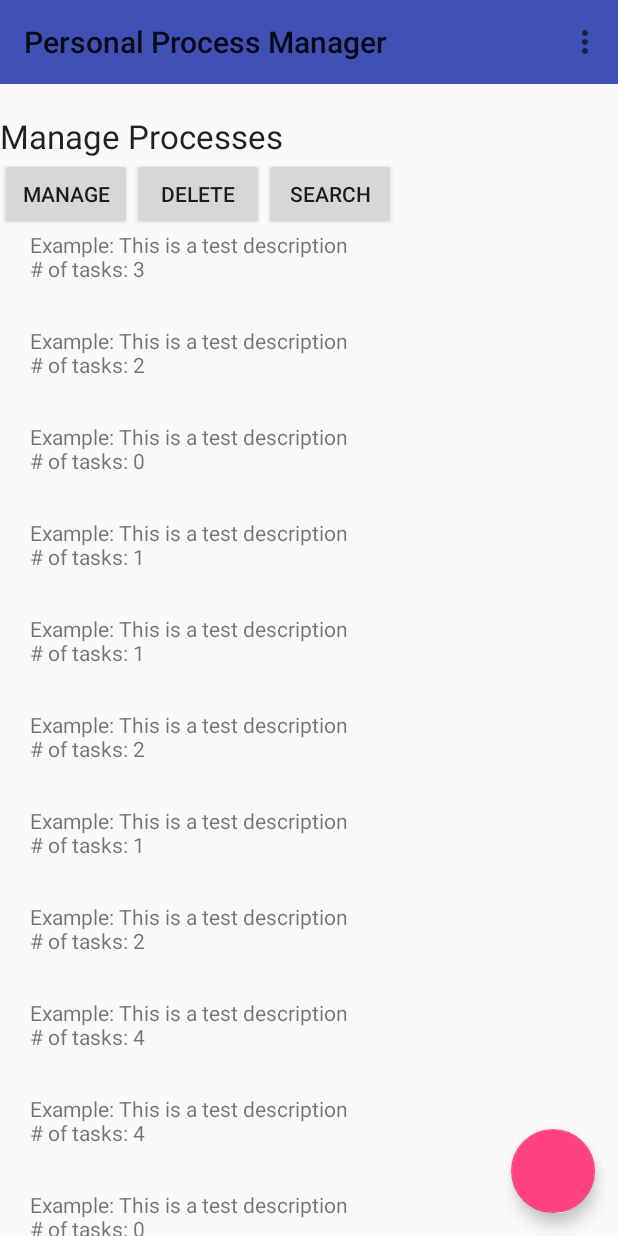
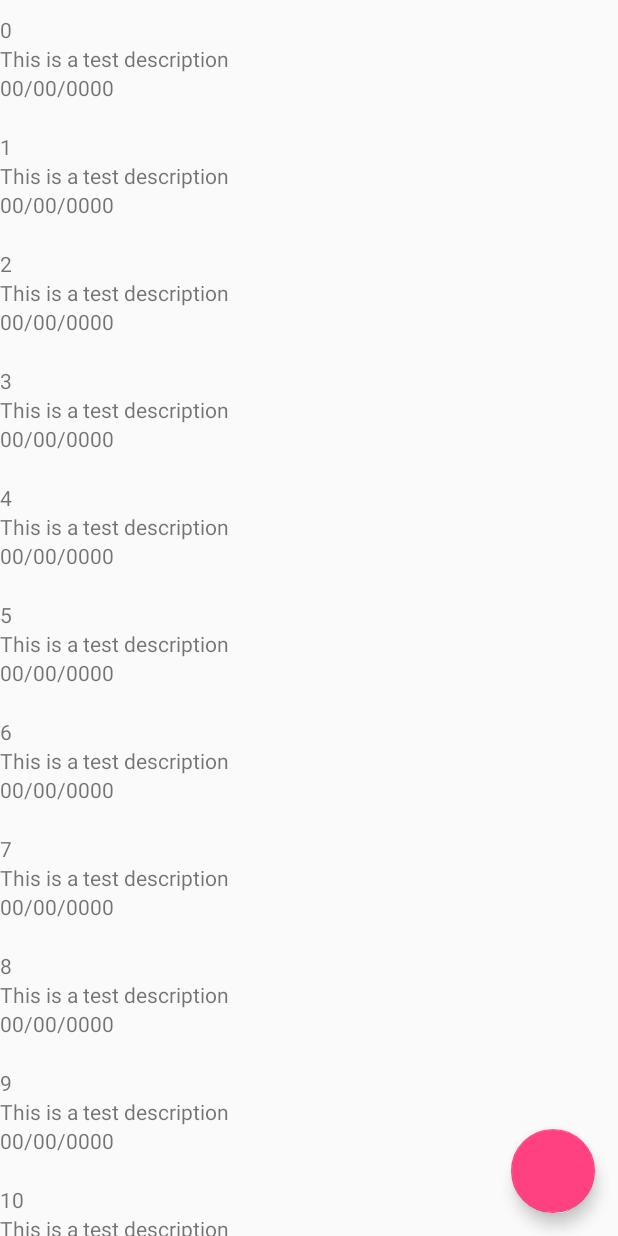
Before and after one commit to MaelstromDrift/ppm, an Android app: the screen it shows after launch (MainActivity), after a tap on an icon or button, on a phone screen of 412 x 824 dp. Run offline under Robolectric (Android 15) with nearby library versions, the phone set to English and light mode, and no system bars.

Commit message:
Changed the ScrollView to a RecyclerView

```diff
--- a/app/build.gradle
+++ b/app/build.gradle
@@ -27,4 +27,7 @@ dependencies {
     compile 'com.android.support:appcompat-v7:25.1.0'
     compile 'com.android.support:design:25.1.0'
     testCompile 'junit:junit:4.12'
+
+    compile 'com.android.support.constraint:constraint-layout:1.0.0-beta5'
+    compile 'com.android.support:recyclerview-v7:25.1.1'
 }
--- a/app/src/main/AndroidManifest.xml
+++ b/app/src/main/AndroidManifest.xml
@@ -18,10 +18,6 @@
                 <category android:name="android.intent.category.LAUNCHER" />
             </intent-filter>
         </activity>
-        <activity
-            android:name=".Main2Activity"
-            android:label="@string/title_activity_main2"
-            android:theme="@style/AppTheme.NoActionBar"></activity>
     </application>
 
 </manifest>
--- a/app/src/main/java/edu/txstate/mjg/ppm/Main2Activity.java
+++ /dev/null
@@ -1,29 +0,0 @@
-package edu.txstate.mjg.ppm;
-
-import android.os.Bundle;
-import android.support.design.widget.FloatingActionButton;
-import android.support.design.widget.Snackbar;
-import android.support.v7.app.AppCompatActivity;
-import android.support.v7.widget.Toolbar;
-import android.view.View;
-
-public class Main2Activity extends AppCompatActivity {
-
-    @Override
-    protected void onCreate(Bundle savedInstanceState) {
-        super.onCreate(savedInstanceState);
-        setContentView(R.layout.activity_main2);
-        Toolbar toolbar = (Toolbar) findViewById(R.id.toolbar);
-        setSupportActionBar(toolbar);
-
-        FloatingActionButton fab = (FloatingActionButton) findViewById(R.id.fab);
-        fab.setOnClickListener(new View.OnClickListener() {
-            @Override
-            public void onClick(View view) {
-                Snackbar.make(view, "Replace with your own action", Snackbar.LENGTH_LONG)
-                        .setAction("Action", null).show();
-            }
-        });
-    }
-
-}
--- a/app/src/main/java/edu/txstate/mjg/ppm/MainActivity.java
+++ b/app/src/main/java/edu/txstate/mjg/ppm/MainActivity.java
@@ -3,6 +3,8 @@ package edu.txstate.mjg.ppm;
 import android.os.Bundle;
 import android.support.design.widget.FloatingActionButton;
 import android.support.v7.app.AppCompatActivity;
+import android.support.v7.widget.LinearLayoutManager;
+import android.support.v7.widget.RecyclerView;
 import android.support.v7.widget.Toolbar;
 import android.view.View;
 import android.view.Menu;
@@ -12,6 +14,7 @@ import android.widget.TextView;
 import java.util.ArrayList;
 import java.util.Random;
 
+import edu.txstate.mjg.ppm.activities.ProcessListAdapter;
 import edu.txstate.mjg.ppm.core.Process;
 import edu.txstate.mjg.ppm.core.Task;
 
@@ -23,21 +26,30 @@ public class MainActivity extends AppCompatActivity {
     protected void onCreate(Bundle savedInstanceState) {
         super.onCreate(savedInstanceState);
         setContentView(R.layout.activity_main);
-        processList = new ArrayList<Process>();
-        processTextView = (TextView) findViewById(R.id.processList);
+
+        processList = new ArrayList<>();
+        final RecyclerView processRecylcer = (RecyclerView) findViewById(R.id.recycler_view);
 
         createDummyData(5);
-        populateTextView();
-        Toolbar toolbar = (Toolbar) findViewById(R.id.toolbar);
-        setSupportActionBar(toolbar);
+        ProcessListAdapter processListAdapter = new ProcessListAdapter(this, processList);
+
+       // processTextView = (TextView) findViewById(R.id.processList);
+
+        processRecylcer.setAdapter(processListAdapter);
+        processRecylcer.setLayoutManager(new LinearLayoutManager(this));
+//        populateTextView();
+        //Toolbar toolbar = (Toolbar) findViewById(R.id.toolbar);
+       // setSupportActionBar(toolbar);
 
         FloatingActionButton fab = (FloatingActionButton) findViewById(R.id.fab);
         fab.setOnClickListener(new View.OnClickListener() {
             @Override
             public void onClick(View view) {
                 processList.add(new Process());
-                populateTextView();
-                StringBuilder builder = new StringBuilder();
+                //populateTextView();
+               // StringBuilder builder = new StringBuilder();
+                processList.get(processList.size()-1).setTitle(Integer.toString(processList.size()-1));
+                processRecylcer.getAdapter().notifyDataSetChanged();
             }
         });
     }
@@ -61,6 +73,7 @@ public class MainActivity extends AppCompatActivity {
             for(int j = 0; j < rand.nextInt(10); j++) {
                 temp_process.addTask(new Task());
             }
+            temp_process.setTitle(Integer.toString(i));
             processList.add(temp_process);
         }
     }
--- /dev/null
+++ b/app/src/main/java/edu/txstate/mjg/ppm/activities/ProcessListAdapter.java
@@ -0,0 +1,67 @@
+package edu.txstate.mjg.ppm.activities;
+
+import android.content.Context;
+import android.support.v7.widget.RecyclerView;
+import android.view.LayoutInflater;
+import android.view.View;
+import android.view.ViewGroup;
+import android.widget.TextView;
+
+import java.util.List;
+
+import edu.txstate.mjg.ppm.R;
+import edu.txstate.mjg.ppm.core.Process;
+
+public class ProcessListAdapter extends RecyclerView.Adapter<ProcessListAdapter.ViewHolder> {
+
+    List<Process> mProcesses;
+
+    private Context mContext;
+
+    public ProcessListAdapter(Context context, List<Process> processList) {
+        mContext = context;
+        mProcesses = processList;
+    }
+
+    @Override
+    public ProcessListAdapter.ViewHolder onCreateViewHolder(ViewGroup parent, int viewType) {
+        Context context = parent.getContext();
+        LayoutInflater inflater = LayoutInflater.from(context);
+
+        View processView = inflater.inflate(R.layout.process_item, parent, false);
+        ViewHolder viewHolder = new ViewHolder(processView);
+        return viewHolder;
+    }
+
+    @Override
+    public void onBindViewHolder(ProcessListAdapter.ViewHolder viewHolder, int position) {
+        Process process = mProcesses.get(position);
+
+        TextView nameTextView = viewHolder.processTitle;
+        nameTextView.setText(process.getTitle());
+
+        TextView descriptionTextView = viewHolder.processDescription;
+
+        descriptionTextView.setText(process.getDescription());
+    }
+
+    @Override
+    public int getItemCount() {
+        return mProcesses.size();
+    }
+
+
+    public static class ViewHolder extends RecyclerView.ViewHolder {
+        public TextView processTitle;
+        public TextView processDescription;
+        public TextView startDate;
+
+        public ViewHolder(View itemView) {
+            super(itemView);
+
+            processTitle = (TextView) itemView.findViewById(R.id.processTitle);
+            processDescription = (TextView) itemView.findViewById(R.id.processDescription);
+            startDate = (TextView) itemView.findViewById(R.id.startDate);
+        }
+    }
+}
--- a/app/src/main/java/edu/txstate/mjg/ppm/core/Process.java
+++ b/app/src/main/java/edu/txstate/mjg/ppm/core/Process.java
@@ -73,4 +73,5 @@ public class Process {
     }
 
     public void setCategory(Categories category) { this.category = category; }
+    public void setTitle(String title) { this.title = title; }
 }
--- a/app/src/main/res/layout/activity_main.xml
+++ b/app/src/main/res/layout/activity_main.xml
@@ -1,32 +1,35 @@
 <?xml version="1.0" encoding="utf-8"?>
-<android.support.design.widget.CoordinatorLayout
+<android.support.constraint.ConstraintLayout
     xmlns:android="http://schemas.android.com/apk/res/android"
     xmlns:app="http://schemas.android.com/apk/res-auto"
     xmlns:tools="http://schemas.android.com/tools"
-    android:layout_width="match_parent"
-    android:layout_height="wrap_content"
+
     android:orientation="vertical"
     android:fitsSystemWindows="true"
     tools:context=".MainActivity"
-    tools.showIn="@layout/content_main">
-    <android.support.v7.widget.Toolbar
-        android:id="@+id/toolbar"
-        android:layout_width="match_parent"
-        android:layout_height="match_parent"
-        android:background="?attr/colorPrimary"
-        android:title="@string/app_name"/>
+    android:layout_width="match_parent"
+    android:layout_height="match_parent">
 
-    <include layout="@layout/content_main" />
+    <android.support.v7.widget.RecyclerView
+        android:layout_width="0dp"
+        android:layout_height="0dp"
+        android:id="@+id/recycler_view"
+        app:layout_constraintLeft_toLeftOf="parent"
+        app:layout_constraintRight_toRightOf="parent"
+        app:layout_constraintTop_toTopOf="parent"
+        app:layout_constraintBottom_toBottomOf="parent"/>
 
     <android.support.design.widget.FloatingActionButton
 
-        android:layout_width="match_parent"
-        android:layout_height="match_parent"
+        android:layout_width="wrap_content"
+        android:layout_height="wrap_content"
         app:fabSize="normal"
         android:id="@+id/fab"
         android:layout_margin="15dp"
-        app:layout_anchor="@id/processList"
-        app:layout_anchorGravity="bottom|right|end"
+
+        app:layout_constraintRight_toRightOf="parent"
+        app:layout_constraintBottom_toBottomOf="parent"
+
         />
 
-</android.support.design.widget.CoordinatorLayout>
+</android.support.constraint.ConstraintLayout>
--- a/app/src/main/res/layout/activity_main2.xml
+++ /dev/null
@@ -1,34 +0,0 @@
-<?xml version="1.0" encoding="utf-8"?>
-<android.support.design.widget.CoordinatorLayout xmlns:android="http://schemas.android.com/apk/res/android"
-    xmlns:app="http://schemas.android.com/apk/res-auto"
-    xmlns:tools="http://schemas.android.com/tools"
-    android:layout_width="match_parent"
-    android:layout_height="match_parent"
-    android:fitsSystemWindows="true"
-    tools:context="edu.txstate.mjg.ppm.Main2Activity">
-
-    <android.support.design.widget.AppBarLayout
-        android:layout_width="match_parent"
-        android:layout_height="wrap_content"
-        android:theme="@style/AppTheme.AppBarOverlay">
-
-        <android.support.v7.widget.Toolbar
-            android:id="@+id/toolbar"
-            android:layout_width="match_parent"
-            android:layout_height="?attr/actionBarSize"
-            android:background="?attr/colorPrimary"
-            app:popupTheme="@style/AppTheme.PopupOverlay" />
-
-    </android.support.design.widget.AppBarLayout>
-
-    <include layout="@layout/content_main2" />
-
-    <android.support.design.widget.FloatingActionButton
-        android:id="@+id/fab"
-        android:layout_width="wrap_content"
-        android:layout_height="wrap_content"
-        android:layout_gravity="bottom|end"
-        android:layout_margin="@dimen/fab_margin"
-        app:srcCompat="@android:drawable/ic_dialog_email" />
-
-</android.support.design.widget.CoordinatorLayout>
--- a/app/src/main/res/layout/content_main.xml
+++ /dev/null
@@ -1,67 +0,0 @@
-<?xml version="1.0" encoding="utf-8"?>
-<RelativeLayout xmlns:android="http://schemas.android.com/apk/res/android"
-    xmlns:app="http://schemas.android.com/apk/res-auto"
-    xmlns:tools="http://schemas.android.com/tools"
-    android:id="@+id/content_main"
-    android:layout_width="match_parent"
-    android:layout_height="match_parent"
-    app:layout_behavior="@string/appbar_scrolling_view_behavior"
-    tools:context="edu.txstate.mjg.ppm.MainActivity"
-    tools:showIn="@layout/activity_main"
-    >
-
-    <TextView
-        android:id="@+id/textView1"
-        android:layout_width="wrap_content"
-        android:layout_height="wrap_content"
-        android:text="@string/manage_processes"
-        android:fitsSystemWindows="true"
-        android:textAppearance="?android:attr/textAppearanceLarge"
-        android:layout_marginTop="76dp"
-        android:layout_alignParentTop="true"
-        android:layout_alignParentStart="true" />
-
-    <LinearLayout
-        android:layout_width="match_parent"
-        android:layout_height="wrap_content"
-        android:orientation="horizontal"
-        android:id="@+id/linearLayout"
-        android:layout_below="@+id/textView1"
-        android:layout_alignParentStart="true">
-        <Button
-            android:id="@+id/Manage"
-            android:layout_width="wrap_content"
-            android:layout_height="wrap_content"
-            android:onClick="manageProcessOnClickHandler"
-            android:text="@string/manage" />
-        <Button
-            android:id="@+id/Delete"
-            android:layout_width="wrap_content"
-            android:layout_height="wrap_content"
-            android:onClick="deleteProcessOnClickHandler"
-            android:text="@string/delete" />>
-        <Button
-            android:id="@+id/Search"
-            android:layout_width="wrap_content"
-            android:layout_height="wrap_content"
-            android:onClick="searchProcessOnClickHandler"
-            android:text="@string/search" />
-    </LinearLayout>
-
-    <android.support.v4.widget.NestedScrollView
-        app:layout_behavior="@string/appbar_scrolling_view_behavior"
-        android:layout_width="match_parent"
-        android:layout_height="match_parent"
-        android:fitsSystemWindows="true"
-        android:layout_below="@+id/linearLayout"
-        android:layout_alignParentStart="true">
-
-        <TextView
-            android:id="@+id/processList"
-            android:layout_width="match_parent"
-            android:layout_height="match_parent"
-            android:layout_marginLeft="20dp"
-            android:text="default"/>
-    </android.support.v4.widget.NestedScrollView>
-
-</RelativeLayout>
--- a/app/src/main/res/layout/content_main2.xml
+++ /dev/null
@@ -1,16 +0,0 @@
-<?xml version="1.0" encoding="utf-8"?>
-<RelativeLayout xmlns:android="http://schemas.android.com/apk/res/android"
-    xmlns:app="http://schemas.android.com/apk/res-auto"
-    xmlns:tools="http://schemas.android.com/tools"
-    android:id="@+id/content_main2"
-    android:layout_width="match_parent"
-    android:layout_height="match_parent"
-    android:paddingBottom="@dimen/activity_vertical_margin"
-    android:paddingLeft="@dimen/activity_horizontal_margin"
-    android:paddingRight="@dimen/activity_horizontal_margin"
-    android:paddingTop="@dimen/activity_vertical_margin"
-    app:layout_behavior="@string/appbar_scrolling_view_behavior"
-    tools:context="edu.txstate.mjg.ppm.Main2Activity"
-    tools:showIn="@layout/activity_main2">
-
-</RelativeLayout>
--- /dev/null
+++ b/app/src/main/res/layout/process_item.xml
@@ -0,0 +1,26 @@
+<?xml version="1.0" encoding="utf-8"?>
+<LinearLayout
+    xmlns:android="http://schemas.android.com/apk/res/android"
+    android:layout_width="match_parent"
+    android:layout_height="wrap_content"
+    android:orientation="vertical"
+    android:paddingTop="10dp"
+    android:paddingBottom="10dp">
+
+    <TextView
+        android:layout_width="wrap_content"
+        android:layout_height="wrap_content"
+        android:id="@+id/processTitle"
+        android:text="Default Title" />
+    <TextView
+        android:layout_width="wrap_content"
+        android:layout_height="wrap_content"
+        android:id="@+id/processDescription"
+        android:text="Lorum Ipsum" />
+    <TextView
+        android:layout_width="wrap_content"
+        android:layout_height="wrap_content"
+        android:id="@+id/startDate"
+        android:text="00/00/0000" />
+
+</LinearLayout>
```
